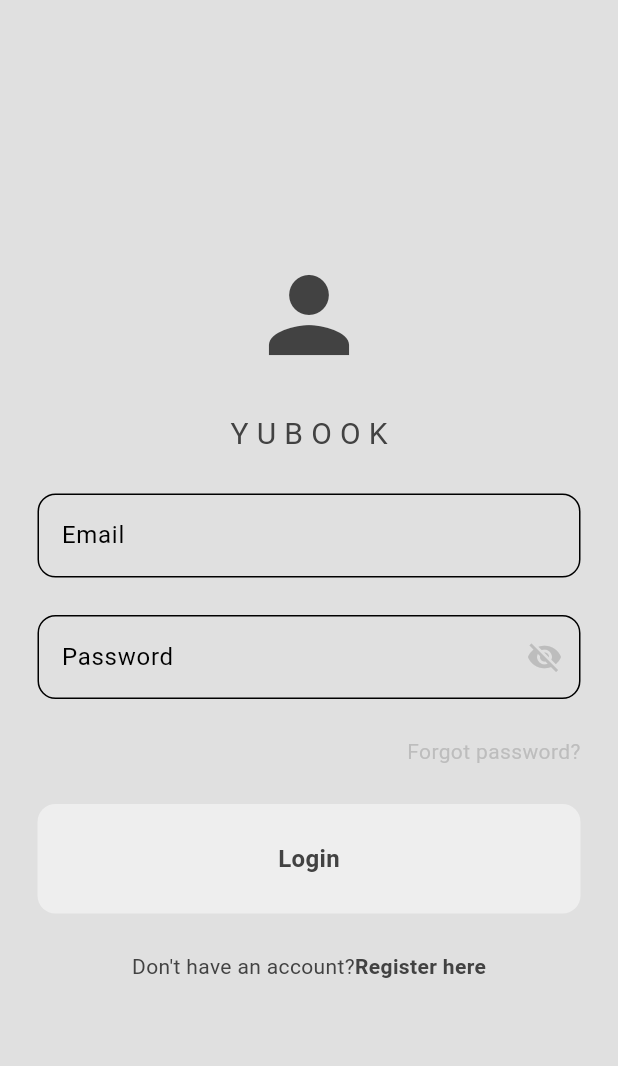
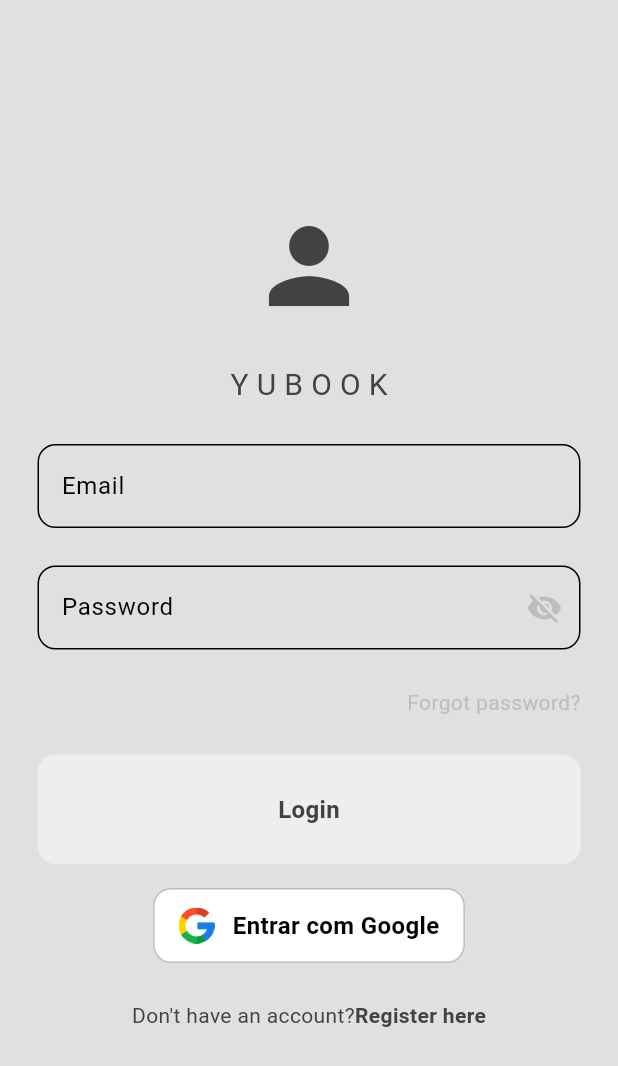
Before and after one commit to Mauroreis100/YuBook, a Flutter app: the screen it shows after launch, on a phone screen of 412 x 824 dp. Shown: the top 1066 px of the screen. Run offline on Flutter 3.47's test engine with Material 3 defaults, Android fonts, the phone set to English and light mode, and no system bars; our stand-ins replace cloud_firestore, firebase_auth, firebase_core, google_sign_in; accounts and stored records are empty.

Commit message:
google sign in implemented

```diff
--- a/yubook/lib/components/my_button.dart
+++ b/yubook/lib/components/my_button.dart
@@ -4,11 +4,7 @@
   final String text;
   final void Function()? onTap;
 
-  const MyButton({
-    super.key,
-    required this.text,
-    required this.onTap,
-  });
+  const MyButton({super.key, required this.text, required this.onTap});
 
   @override
   Widget build(BuildContext context) {
@@ -30,3 +26,41 @@
     );
   }
 }
+
+class MyGoogleButton extends StatelessWidget {
+  final String text;
+  final void Function()? onTap;
+
+  const MyGoogleButton({super.key, required this.text, required this.onTap});
+
+  @override
+  Widget build(BuildContext context) {
+    return GestureDetector(
+      onTap: onTap,
+      child: Container(
+        decoration: BoxDecoration(
+          color: Colors.white,
+          borderRadius: BorderRadius.circular(12),
+          border: Border.all(color: Colors.grey.shade400),
+        ),
+        padding: const EdgeInsets.symmetric(vertical: 12, horizontal: 16),
+        child: Row(
+          mainAxisSize: MainAxisSize.min,
+          mainAxisAlignment: MainAxisAlignment.center,
+          children: [
+            Image.asset('assets/google_logo.png', height: 24, width: 24),
+            const SizedBox(width: 12),
+            Text(
+              text,
+              style: const TextStyle(
+                fontWeight: FontWeight.bold,
+                fontSize: 16,
+                color: Colors.black,
+              ),
+            ),
+          ],
+        ),
+      ),
+    );
+  }
+}
--- a/yubook/pubspec.yaml
+++ b/yubook/pubspec.yaml
@@ -37,6 +37,7 @@
   cupertino_icons: ^1.0.8
   cloud_firestore: ^5.6.7
   firebase_auth: ^5.5.3
+  google_sign_in: ^6.2.1
 
 dev_dependencies:
   flutter_test:
@@ -59,6 +60,8 @@
   # included with your application, so that you can use the icons in
   # the material Icons class.
   uses-material-design: true
+  assets:
+    - assets/google_logo.png
 
   # To add assets to your application, add an assets section, like this:
   # assets:
```
Also changed, not shown: yubook/lib/pages/loginpage.dart (+91 -27 lines), yubook/lib/pages/registerpage.dart (+62 -6 lines), yubook/lib/services/firebase_service.dart (+27 -3 lines), yubook/pubspec.lock, 1 other file.
